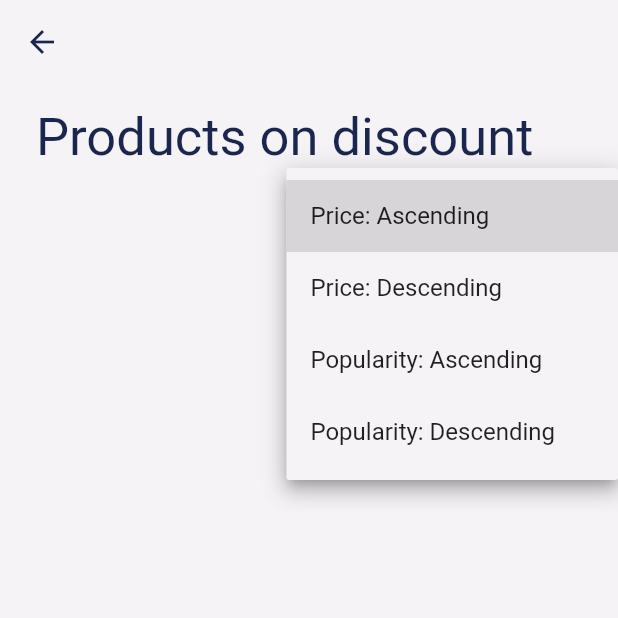
After one commit to mustafaaycll/shoeshop, a Flutter app: the discountproducts screen opened directly, after a tap on "Sort by", on a phone screen of 412 x 824 dp, the top half of it. The commit adds this screen. Run offline on Flutter 3.47's test engine with Material 2 defaults, Android fonts, the light colour scheme and no system bars; our stand-ins replace badges, cloud_firestore, email_validator, firebase_analytics, firebase_auth, firebase_core and 9 more; missing offline and left inert: flutter_facebook_auth, icon_badge, pdf_viewer_plugin; accounts and stored records are empty.

Commit message:
Products on discount all button implemented, created a new dart file named discountproducts.dart in home folder, home.dart modified.

```diff
--- /dev/null
+++ b/mobile/lib/Screens/home/discountproducts.dart
@@ -0,0 +1,174 @@
+import 'package:flutter/cupertino.dart';
+import 'package:flutter/material.dart';
+import 'package:flutter_rating_bar/flutter_rating_bar.dart';
+import 'package:mobile/Screens/home/productpage.dart';
+import 'package:mobile/Services/database.dart';
+import 'package:mobile/models/comments/comment.dart';
+import 'package:mobile/models/products/product.dart';
+import 'package:mobile/models/users/customer.dart';
+import 'package:mobile/models/users/seller.dart';
+import 'package:mobile/utils/colors.dart';
+import 'package:mobile/utils/animations.dart';
+import 'package:mobile/utils/objects.dart';
+import 'package:mobile/utils/shapes_dimensions.dart';
+import 'package:persistent_bottom_nav_bar/persistent-tab-view.dart';
+import 'package:provider/provider.dart';
+
+class discountproducts extends StatefulWidget {
+  const discountproducts({ Key? key }) : super(key: key);
+
+  @override
+  State<discountproducts> createState() => _discountproductsState();
+}
+
+class _discountproductsState extends State<discountproducts> {
+
+  List<String> sortMethods = ["Price: Ascending", "Price: Descending", "Popularity: Ascending", "Popularity: Descending"];
+  String sorting = "natural";
+
+  int x = 0;
+  double v = 0.0;
+
+  @override
+  Widget build(BuildContext context) {
+
+    Customer customer = Provider.of<Customer>(context);
+
+    return StreamBuilder<List<Seller>>(
+      stream: DatabaseService(id: "", ids: []).allSellers,
+      builder: ((context, snapshot) {
+        List<Seller>? allSellers = snapshot.data;
+
+        return StreamBuilder<List<Product>>(
+          stream: DatabaseService(id: "", ids: []).discountedProducts,
+          builder: (context, snapshot) {
+            List<Product>? discounteds = snapshot.data;
+            discounteds = reOrder(discounteds, sorting);
+
+            if (discounteds != null) {
+                return Scaffold(
+                  backgroundColor: AppColors.background,
+                  appBar: AppBar(
+                    iconTheme: IconThemeData(
+                      color: AppColors.title_text,
+                    ),
+                    backgroundColor: AppColors.background,
+                    elevation: 0,
+                  ),
+                  body: Padding(
+                      padding: const EdgeInsets.all(8.0),
+                      child: Column(
+                        children: [
+                          Row(
+                            children: [
+                              Expanded(
+                                child: ListTile(
+                                  title: Text(
+                                    "Products on discount",
+                                    style: TextStyle(fontSize: 35, color: AppColors.title_text),
+                                  ),
+                                ),
+                              )
+                            ],
+                          ),
+                          Row(
+                            mainAxisAlignment: MainAxisAlignment.spaceBetween,
+                            children: [
+                              Expanded(child: Container()),
+                              DropdownButtonHideUnderline(
+                                child: DropdownButton(
+                                  icon: Icon(CupertinoIcons.line_horizontal_3_decrease_circle, size: 18, color: AppColors.secondary_text),
+                                  alignment: AlignmentDirectional.centerEnd,
+                                  dropdownColor: AppColors.background,
+                                  hint: Row(
+                                    children: [
+                                      Text(
+                                        "Sort by",
+                                        style: TextStyle(color: AppColors.secondary_text),
+                                      ),
+                                      SizedBox(
+                                        width: 5,
+                                      )
+                                    ],
+                                  ),
+                                  items: sortMethods.map((element) {
+                                    return DropdownMenuItem(
+                                      value: element,
+                                      child: Text(element),
+                                    );
+                                  }).toList(),
+                                  onChanged: (String? val) {
+                                    setState(() {
+                                      sorting = val!;
+                                    });
+                                  },
+                                ),
+                              )
+                            ],
+                          ),
+                          Expanded(child: LayoutBuilder(
+                            builder: (context, constraints) {
+                              return GridView.count(
+                                  crossAxisCount: 2,
+                                  primary: true,
+                                  childAspectRatio: 0.75,
+                                  children: List.generate(discounteds!.length, (index) {
+                                    return StreamBuilder<List<Comment>>(
+                                        stream: DatabaseService(id: "", ids: discounteds![index].comments).specifiedComments,
+                                        builder: (context, snapshot) {
+                                          List<Comment>? comments = snapshot.data;
+                                          if (comments != null) {
+                                            if (comments.isNotEmpty) {
+                                              double aveRating = getAveRating(comments);
+                                            }
+                                            return OutlinedButton(
+                                              style: ShapeRules(bg_color: AppColors.empty_button, side_color: AppColors.empty_button)
+                                                  .outlined_button_style_no_padding(),
+                                              onPressed: () {
+                                                pushNewScreen(context, screen: ProductPage(seller: allSellers!
+                                                                            .where((element) => element.name == discounteds![index].name)
+                                                                            .toList()[0], productID: discounteds![index].id));
+                                              },
+                                              child: QuickObjects().productTile_gridView(discounteds![index], customer, comments, allSellers!
+                                                                            .where((element) => element.name == discounteds![index].name)
+                                                                            .toList()[0],
+                                                  constraints.heightConstraints().maxHeight, constraints.widthConstraints().maxWidth),
+                                            );
+                                          } else {
+                                            return Animations().loading();
+                                          }
+                                        });
+                                  }));
+                            },
+                          ))
+                        ],
+                      )),
+                );
+              } else {
+                return Animations().scaffoldLoadingScreen_without_appbar();
+              }
+          });
+        }),
+      );
+  }
+}
+
+List<Product>? reOrder(List<Product>? productList, String method) {
+  if (method == "natural") {
+    return productList;
+  } else if (method == "Price: Ascending") {
+    productList!.sort((a, b) => a.price.compareTo(b.price));
+    return productList;
+  } else if (method == "Price: Descending") {
+    productList!.sort((a, b) => b.price.compareTo(a.price));
+    return productList;
+  } else if (method == "Popularity: Ascending") {
+    productList!.sort((a, b) => a.averageRate.compareTo(b.averageRate));
+    return productList;
+  } else if (method == "Popularity: Descending") {
+    productList!.sort((a, b) => b.averageRate.compareTo(a.averageRate));
+    return productList;
+  } else {
+    return productList;
+  }
+}
--- a/mobile/lib/Screens/home/home.dart
+++ b/mobile/lib/Screens/home/home.dart
@@ -4,6 +4,7 @@ import 'package:firebase_analytics/firebase_analytics.dart';
 import 'package:flutter/cupertino.dart';
 import 'package:flutter/material.dart';
 import 'package:mobile/Screens/account/prevorders.dart';
+import 'package:mobile/Screens/home/discountproducts.dart';
 import 'package:mobile/Screens/home/productpage.dart';
 import 'package:mobile/Screens/home/sellerpage.dart';
 import 'package:mobile/Services/database.dart';
@@ -210,7 +211,9 @@ class _HomeState extends State<Home> {
                                   style: TextStyle(color: AppColors.system_gray),
                                 ),
                                 TextButton(
-                                  onPressed: () {},
+                                  onPressed: () {
+                                    pushNewScreen(context, screen: discountproducts());
+                                  },
                                   child: Row(
                                     children: [
                                       Text(
```
